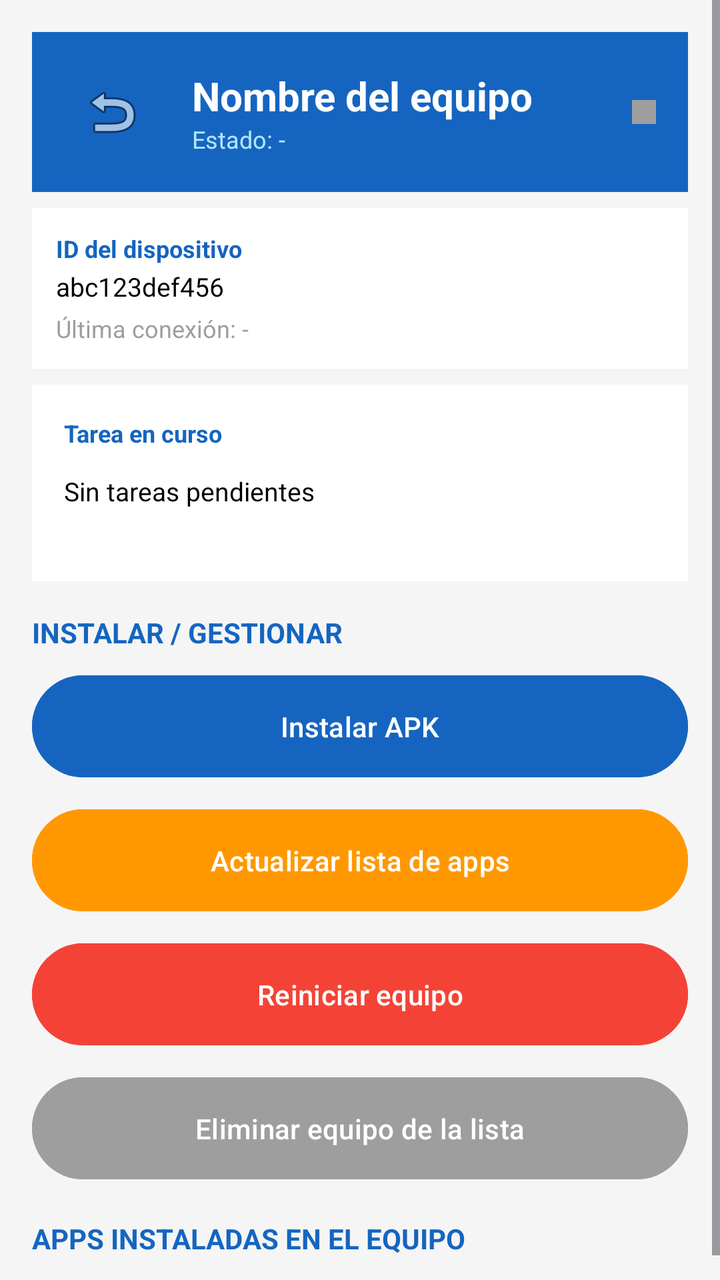
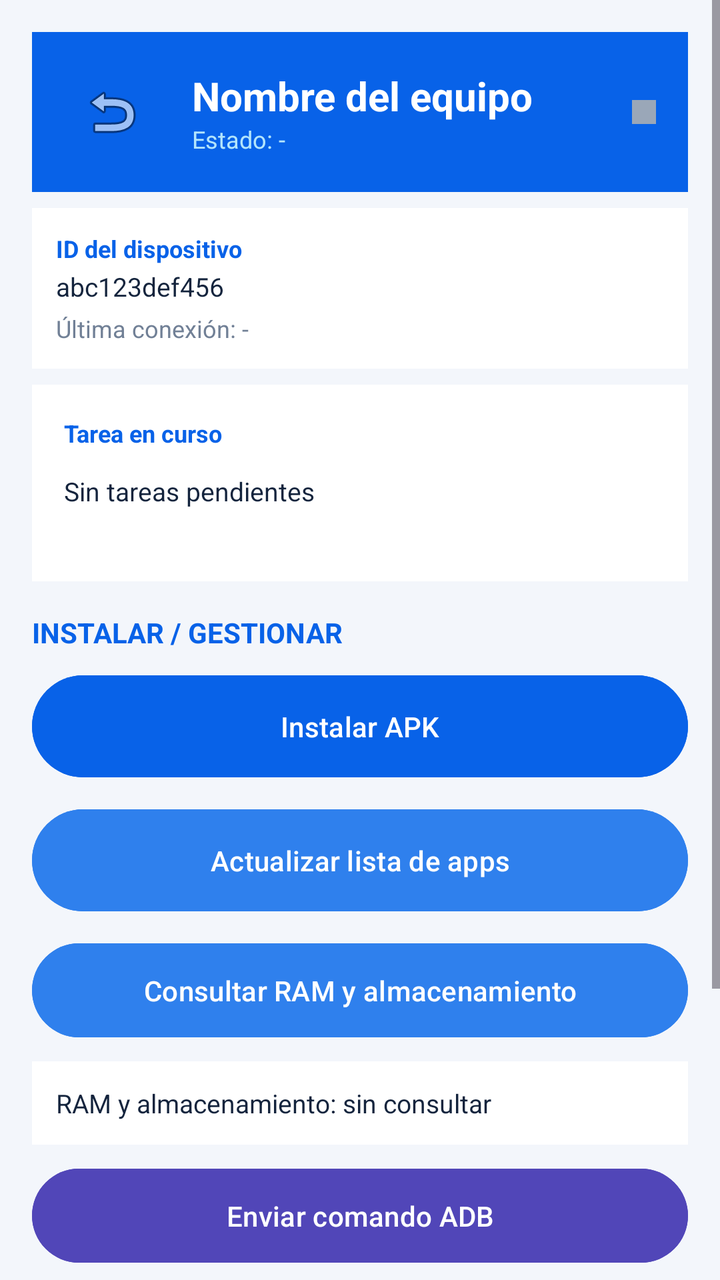

Screens rendered from an Android XML layout before and after an edit, with the pre-edit source and the edit as a unified diff.
<!-- AndroidManifest.xml: application theme Theme.DexterControl -->
<!-- res/layout/activity_device_detail.xml -->
<?xml version="1.0" encoding="utf-8"?>
<ScrollView xmlns:android="http://schemas.android.com/apk/res/android"
    android:layout_width="match_parent"
    android:layout_height="match_parent"
    android:background="@color/background">

    <LinearLayout
        android:layout_width="match_parent"
        android:layout_height="wrap_content"
        android:orientation="vertical"
        android:padding="16dp">

        
        <LinearLayout
            android:layout_width="match_parent"
            android:layout_height="wrap_content"
            android:orientation="horizontal"
            android:padding="16dp"
            android:background="@color/primary"
            android:gravity="center_vertical">

            <ImageButton
                android:id="@+id/btnBack"
                android:layout_width="48dp"
                android:layout_height="48dp"
                android:src="@android:drawable/ic_menu_revert"
                android:background="?attr/selectableItemBackgroundBorderless"
                android:contentDescription="Volver" />

            <LinearLayout
                android:layout_width="0dp"
                android:layout_height="wrap_content"
                android:layout_weight="1"
                android:orientation="vertical"
                android:layout_marginStart="16dp">

                <TextView
                    android:id="@+id/tvDeviceName"
                    android:layout_width="match_parent"
                    android:layout_height="wrap_content"
                    android:text="Nombre del equipo"
                    android:textColor="@color/white"
                    android:textSize="20sp"
                    android:textStyle="bold" />

                <TextView
                    android:id="@+id/tvDeviceStatus"
                    android:layout_width="match_parent"
                    android:layout_height="wrap_content"
                    android:text="Estado: -"
                    android:textColor="#B3E5FC"
                    android:textSize="12sp" />

            </LinearLayout>

            <View
                android:id="@+id/viewOnlineIndicator"
                android:layout_width="12dp"
                android:layout_height="12dp"
                android:background="@color/device_offline" />

        </LinearLayout>

        
        <LinearLayout
            android:layout_width="match_parent"
            android:layout_height="wrap_content"
            android:orientation="vertical"
            android:padding="12dp"
            android:background="@color/white"
            android:layout_marginTop="8dp">

            <TextView
                android:layout_width="match_parent"
                android:layout_height="wrap_content"
                android:text="ID del dispositivo"
                android:textColor="@color/primary"
                android:textSize="12sp"
                android:textStyle="bold" />

            <TextView
                android:id="@+id/tvDeviceId"
                android:layout_width="match_parent"
                android:layout_height="wrap_content"
                android:text="abc123def456"
                android:textColor="@color/black"
                android:textSize="13sp"
                android:layout_marginTop="2dp" />

            <TextView
                android:id="@+id/tvLastSeen"
                android:layout_width="match_parent"
                android:layout_height="wrap_content"
                android:text="Última conexión: -"
                android:textColor="@color/gray"
                android:textSize="12sp"
                android:layout_marginTop="4dp" />

        </LinearLayout>

        
        <LinearLayout
            android:layout_width="match_parent"
            android:layout_height="wrap_content"
            android:orientation="vertical"
            android:padding="16dp"
            android:background="@color/white"
            android:layout_marginTop="8dp"
            android:visibility="visible">

            <TextView
                android:layout_width="match_parent"
                android:layout_height="wrap_content"
                android:text="Tarea en curso"
                android:textColor="@color/primary"
                android:textSize="12sp"
                android:textStyle="bold"
                android:layout_marginBottom="8dp" />

            <ProgressBar
                android:id="@+id/progressTask"
                style="?android:attr/progressBarStyleHorizontal"
                android:layout_width="match_parent"
                android:layout_height="wrap_content"
                android:indeterminate="true"
                android:visibility="gone" />

            <TextView
                android:id="@+id/tvTaskStatus"
                android:layout_width="match_parent"
                android:layout_height="wrap_content"
                android:text="Sin tareas pendientes"
                android:textColor="@color/black"
                android:textSize="13sp"
                android:layout_marginTop="4dp" />

            <TextView
                android:id="@+id/tvTaskResult"
                android:layout_width="match_parent"
                android:layout_height="wrap_content"
                android:text=""
                android:textColor="@color/gray"
                android:textSize="12sp"
                android:layout_marginTop="4dp"
                android:maxLines="8"
                android:scrollbars="vertical" />

        </LinearLayout>

        
        <TextView
            android:layout_width="match_parent"
            android:layout_height="wrap_content"
            android:text="INSTALAR / GESTIONAR"
            android:textColor="@color/primary"
            android:textSize="14sp"
            android:textStyle="bold"
            android:layout_marginTop="16dp"
            android:layout_marginBottom="8dp" />

        <Button
            android:id="@+id/btnInstallFromStorage"
            android:layout_width="match_parent"
            android:layout_height="wrap_content"
            android:text="@string/install_apk"
            android:textColor="@color/white"
            android:backgroundTint="@color/primary"
            android:padding="16dp"
            android:layout_marginBottom="8dp" />

        <Button
            android:id="@+id/btnRefreshApps"
            android:layout_width="match_parent"
            android:layout_height="wrap_content"
            android:text="Actualizar lista de apps"
            android:textColor="@color/white"
            android:backgroundTint="@color/accent"
            android:padding="16dp"
            android:layout_marginBottom="8dp" />

        <Button
            android:id="@+id/btnReboot"
            android:layout_width="match_parent"
            android:layout_height="wrap_content"
            android:text="Reiniciar equipo"
            android:textColor="@color/white"
            android:backgroundTint="#F44336"
            android:padding="16dp"
            android:layout_marginBottom="8dp" />

        <Button
            android:id="@+id/btnDeleteDevice"
            android:layout_width="match_parent"
            android:layout_height="wrap_content"
            android:text="Eliminar equipo de la lista"
            android:textColor="@color/white"
            android:backgroundTint="#9E9E9E"
            android:padding="16dp"
            android:layout_marginBottom="8dp" />

        
        <TextView
            android:layout_width="match_parent"
            android:layout_height="wrap_content"
            android:text="APPS INSTALADAS EN EL EQUIPO"
            android:textColor="@color/primary"
            android:textSize="14sp"
            android:textStyle="bold"
            android:layout_marginTop="8dp"
            android:layout_marginBottom="8dp" />

        <androidx.recyclerview.widget.RecyclerView
            android:id="@+id/rvInstalledApps"
            android:layout_width="match_parent"
            android:layout_height="wrap_content"
            android:nestedScrollingEnabled="false" />

        <TextView
            android:id="@+id/tvNoApps"
            android:layout_width="match_parent"
            android:layout_height="wrap_content"
            android:text="@string/no_installed_apps"
            android:textColor="@color/gray"
            android:textSize="14sp"
            android:gravity="center"
            android:padding="24dp"
            android:visibility="gone" />

    </LinearLayout>

</ScrollView>
<!-- resources referenced by this layout -->
<resources>
  <color name="accent">#FF9800</color>
  <color name="background">#F5F5F5</color>
  <color name="black">#000000</color>
  <color name="device_offline">#9E9E9E</color>
  <color name="gray">#9E9E9E</color>
  <color name="primary">#1565C0</color>
  <color name="white">#FFFFFF</color>
  <string name="install_apk">Instalar APK</string>
  <string name="no_installed_apps">No hay apps instaladas</string>
  <style name="Theme.DexterControl" parent="Theme.Material3.Light.NoActionBar">
          <item name="colorPrimary">@color/primary</item>
          <item name="colorPrimaryDark">@color/primary_dark</item>
          <item name="colorAccent">@color/accent</item>
          <item name="android:windowBackground">@color/background</item>
          <item name="android:colorPrimary">@color/primary</item>
          <item name="android:colorPrimaryDark">@color/primary_dark</item>
          <item name="android:colorAccent">@color/accent</item>
          <item name="android:statusBarColor" tools:targetApi="l">@color/primary_dark</item>
          <item name="android:navigationBarColor" tools:targetApi="l">@color/white</item>
      </style>
  <color name="primary_dark">#0D47A1</color>
</resources>

<!-- the commit's change to res/layout/activity_device_detail.xml (unified diff, before → after) -->
@@ -179,6 +179,37 @@
             android:layout_marginBottom="8dp" />
 
         <Button
+            android:id="@+id/btnDeviceInfo"
+            android:layout_width="match_parent"
+            android:layout_height="wrap_content"
+            android:text="Consultar RAM y almacenamiento"
+            android:textColor="@color/white"
+            android:backgroundTint="@color/accent"
+            android:padding="14dp"
+            android:layout_marginBottom="8dp" />
+
+        <TextView
+            android:id="@+id/tvDeviceResources"
+            android:layout_width="match_parent"
+            android:layout_height="wrap_content"
+            android:text="RAM y almacenamiento: sin consultar"
+            android:textColor="@color/black"
+            android:textSize="13sp"
+            android:padding="12dp"
+            android:background="@color/white"
+            android:layout_marginBottom="8dp" />
+
+        <Button
+            android:id="@+id/btnAdbCommand"
+            android:layout_width="match_parent"
+            android:layout_height="wrap_content"
+            android:text="Enviar comando ADB"
+            android:textColor="@color/white"
+            android:backgroundTint="#5146B8"
+            android:padding="14dp"
+            android:layout_marginBottom="8dp" />
+
+        <Button
             android:id="@+id/btnReboot"
             android:layout_width="match_parent"
             android:layout_height="wrap_content"
<!-- resource entries referenced after the edit -->
@@ -1,11 +1,11 @@
 <!-- resources referenced by this layout -->
 <resources>
-  <color name="accent">#FF9800</color>
-  <color name="background">#F5F5F5</color>
-  <color name="black">#000000</color>
-  <color name="device_offline">#9E9E9E</color>
-  <color name="gray">#9E9E9E</color>
-  <color name="primary">#1565C0</color>
+  <color name="accent">#2F80ED</color>
+  <color name="background">#F3F6FB</color>
+  <color name="black">#14243D</color>
+  <color name="device_offline">#9AA7B8</color>
+  <color name="gray">#718096</color>
+  <color name="primary">#0862E8</color>
   <color name="white">#FFFFFF</color>
   <string name="install_apk">Instalar APK</string>
   <string name="no_installed_apps">No hay apps instaladas</string>
@@ -20,6 +20,6 @@
           <item name="android:statusBarColor" tools:targetApi="l">@color/primary_dark</item>
           <item name="android:navigationBarColor" tools:targetApi="l">@color/white</item>
       </style>
-  <color name="primary_dark">#0D47A1</color>
+  <color name="primary_dark">#0649B4</color>
 </resources>
 
